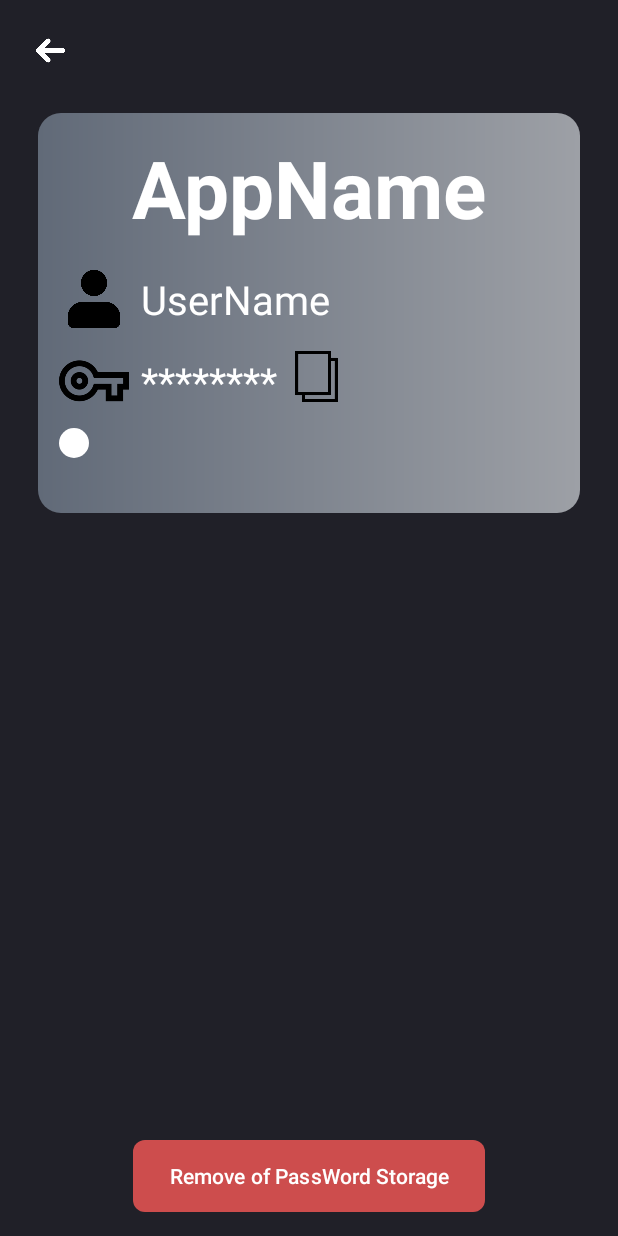
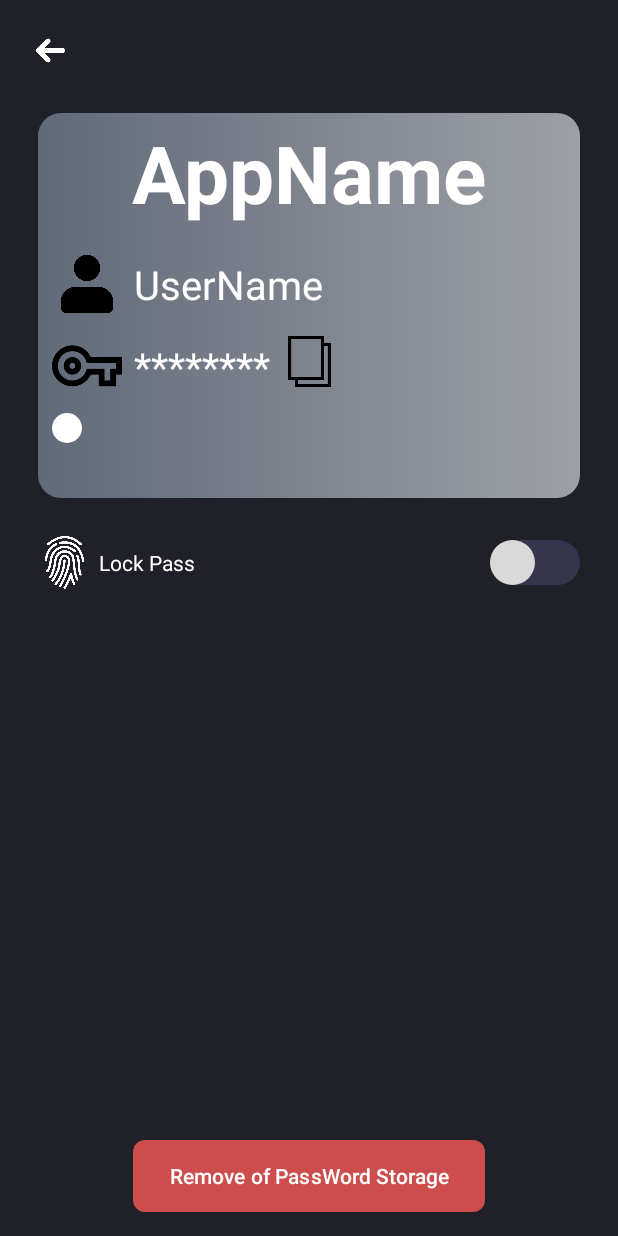
Before and after one commit to RiseGhost/PassWord_Storage, an Android app: the PassInfo screen opened directly, with no data from a screen before it, on a phone screen of 412 x 824 dp. Run offline under Robolectric (Android 15) with nearby library versions, the phone set to English and light mode, and no system bars; our stand-ins replace Room's generated code; 1 statement that could not run was skipped.

Commit message:
Lock PassWord with Biometric

```diff
--- a/app/src/main/java/com/example/passwordstorage/PassInfo.java
+++ b/app/src/main/java/com/example/passwordstorage/PassInfo.java
@@ -1,18 +1,31 @@
 package com.example.passwordstorage;
 
 import androidx.appcompat.app.AppCompatActivity;
+import androidx.room.Room;
+import androidx.room.RoomDatabase;
 
 import android.content.Intent;
 import android.os.Bundle;
 import android.util.Log;
 import android.widget.Button;
 import android.widget.ImageView;
+import android.widget.Switch;
 import android.widget.Toast;
 
 import com.example.passwordstorage.Dialogs.RemovePassWord;
 import com.example.passwordstorage.XMLElements.PassView;
+import com.example.passwordstorage.database.dao.dao;
+import com.example.passwordstorage.database.database;
+
+import java.security.InvalidAlgorithmParameterException;
+import java.security.InvalidKeyException;
+import java.security.NoSuchAlgorithmException;
+
+import javax.crypto.BadPaddingException;
+import javax.crypto.IllegalBlockSizeException;
+import javax.crypto.NoSuchPaddingException;
+
 public class PassInfo extends AppCompatActivity {
-
     @Override
     protected void onCreate(Bundle savedInstanceState) {
         super.onCreate(savedInstanceState);
@@ -30,13 +43,47 @@ public class PassInfo extends AppCompatActivity {
         Button Remove = findViewById(R.id.remove);
         passView.setPassWord(appName, passWord, userName, category, theme);
         Remove.setOnClickListener((event) -> {
-            try {
-                PassWord pass = passView.BuildPassWord();
-                pass.setId(id);
-                new RemovePassWord(this,pass);
-            } catch (Exception e) {
-                Log.d("Remove Pass Create",e.getMessage());
+            PassWord pass = passView.getPassWord();
+            pass.setId(id);
+            new RemovePassWord(this,pass);
+        });
+        Switch LockBiometric = findViewById(R.id.bio);
+        LockBiometric.setOnCheckedChangeListener(((buttonView, isChecked) -> {
+            PassWord pass = passView.getPassWord();
+            pass.setId(id);
+            if (isChecked)
+                pass.setLock(true);
+            else
+                pass.setLock(false);
+            new DB(id,LockBiometric,true,pass);
+        }));
+        new DB(id,LockBiometric,false,null);
+    }
+
+    private class DB extends Thread{
+        private final int id;
+        private final Switch aSwitch;
+        private final Boolean update;
+        private final PassWord passWord;
+        public DB(int id, Switch aSwitch, Boolean update, PassWord passWord){
+            this.id = id;
+            this.aSwitch = aSwitch;
+            this.update = update;
+            this.passWord = passWord;
+            start();
+        }
+
+        @Override
+        public void run(){
+            database db = Room.databaseBuilder(getApplicationContext(), database.class,"password").build();
+            dao Dao = db.getPassWordDao();
+            if(update){
+                Dao.Update(passWord);
             }
-        });
+            else{
+                if (Dao.getPassID(id).getLock())    aSwitch.setChecked(true);
+                else                                aSwitch.setChecked(false);
+            }
+        }
     }
 }
--- a/app/src/main/java/com/example/passwordstorage/XMLElements/PassView.java
+++ b/app/src/main/java/com/example/passwordstorage/XMLElements/PassView.java
@@ -132,6 +132,8 @@ public class PassView extends LinearLayout {
         this.Theme = Theme;
     }
 
+    public PassWord getPassWord(){return passWord;}
+
     //Build the new PassWord with current data:
     public PassWord BuildPassWord() throws InvalidAlgorithmParameterException, NoSuchPaddingException, IllegalBlockSizeException, NoSuchAlgorithmException, BadPaddingException, InvalidKeyException {
         return new PassWord(AppName,new SecuryCifra(getContext()).Cifra(Pass.getBytes()),UserName,Category,Theme);
--- a/app/src/main/java/com/example/passwordstorage/database/dao/dao.java
+++ b/app/src/main/java/com/example/passwordstorage/database/dao/dao.java
@@ -4,6 +4,7 @@ import androidx.room.Dao;
 import androidx.room.Delete;
 import androidx.room.Insert;
 import androidx.room.Query;
+import androidx.room.Update;
 
 import com.example.passwordstorage.PassWord;
 
@@ -15,6 +16,8 @@ public interface dao {
     void Insert(PassWord passWord);
     @Delete
     void Remove(PassWord passWord);
+    @Update
+    void Update(PassWord passWord);
     @Query("SELECT * FROM password")
     List<PassWord> getAll();
     @Query("SELECT * FROM password WHERE Category = 'Social'")
@@ -25,4 +28,6 @@ public interface dao {
     List<PassWord> getWeb();
     @Query("SELECT * FROM password WHERE Category = 'Other'")
     List<PassWord> getOther();
+    @Query("SELECT * FROM password WHERE id = :id")
+    PassWord getPassID(int id);
 }
--- a/app/src/main/res/layout/activity_login.xml
+++ b/app/src/main/res/layout/activity_login.xml
@@ -41,6 +41,7 @@
         android:layout_marginStart="15dp"
         android:layout_marginBottom="20dp"
         android:text="Go"
+        app:backgroundTint="#606060"
         android:textSize="15dp"
         app:layout_constraintBottom_toBottomOf="parent"
         app:layout_constraintStart_toStartOf="parent" />
--- a/app/src/main/res/layout/activity_pass_info.xml
+++ b/app/src/main/res/layout/activity_pass_info.xml
@@ -6,18 +6,69 @@
     android:layout_height="match_parent"
     tools:context=".PassInfo"
     android:background="#202028">
-    <com.example.passwordstorage.XMLElements.PassView
-        android:id="@+id/PassView"
+    <ScrollView
         android:layout_width="match_parent"
-        android:layout_height="wrap_content"
+        android:layout_height="match_parent"
         android:layout_marginTop="75dp"
-        android:padding="10dp"
         android:layout_marginRight="25dp"
         android:layout_marginLeft="25dp"
-        app:layout_constraintEnd_toEndOf="parent"
-        app:layout_constraintHorizontal_bias="0.495"
-        app:layout_constraintStart_toStartOf="parent"
-        app:layout_constraintTop_toTopOf="parent" />
+        android:layout_marginBottom="70dp"
+        tools:layout_editor_absoluteX="1dp"
+        tools:layout_editor_absoluteY="242dp">
+
+        <LinearLayout
+            android:layout_width="match_parent"
+            android:layout_height="wrap_content"
+            android:orientation="vertical"
+            android:divider="@drawable/divider"
+            android:showDividers="middle">
+
+            <com.example.passwordstorage.XMLElements.PassView
+                android:id="@+id/PassView"
+                android:layout_width="match_parent"
+                android:layout_height="wrap_content"
+                android:paddingBottom="10dp"
+                android:paddingLeft="5dp"
+                android:paddingRight="5dp"
+                app:layout_constraintEnd_toEndOf="parent"
+                app:layout_constraintHorizontal_bias="0.495"
+                app:layout_constraintStart_toStartOf="parent"
+                app:layout_constraintTop_toTopOf="parent" />
+
+            <LinearLayout
+                android:layout_width="match_parent"
+                android:layout_height="wrap_content"
+                android:orientation="horizontal"
+                tools:layout_editor_absoluteX="52dp"
+                tools:layout_editor_absoluteY="1dp">
+
+                <ImageView
+                    android:id="@+id/imageViewBiometric"
+                    android:layout_width="35dp"
+                    android:layout_height="35dp"
+                    app:srcCompat="@drawable/biometria"
+                    tools:layout_editor_absoluteX="32dp" />
+
+                <TextView
+                    android:layout_width="0dp"
+                    android:layout_height="match_parent"
+                    android:layout_weight="1"
+                    android:padding="5dp"
+                    android:text="Lock Pass"
+                    android:textColor="@color/white"
+                    android:gravity="center_vertical"/>
+
+                <Switch
+                    android:id="@+id/bio"
+                    android:layout_width="wrap_content"
+                    android:layout_height="match_parent"
+                    android:thumb="@drawable/switch_button"
+                    android:track="@drawable/switch_bar" />
+
+            </LinearLayout>
+
+        </LinearLayout>
+    </ScrollView>
 
     <ImageView
         android:id="@+id/back"
```
Also changed, not shown: app/src/main/java/com/example/passwordstorage/AdapterPassWord.java (+5 -2 lines), app/src/main/java/com/example/passwordstorage/HomePage.java (+42 -5 lines), app/src/main/java/com/example/passwordstorage/PassWord.java (+10 -0 lines), app/src/main/java/com/example/passwordstorage/XMLElements/Catgory_BTN.java (+10 -6 lines), app/src/main/java/com/example/passwordstorage/XMLElements/PassCard.java (+48 -1 lines), app/src/main/res/layout/activity_main.xml (+31 -2 lines), 1 other file.
